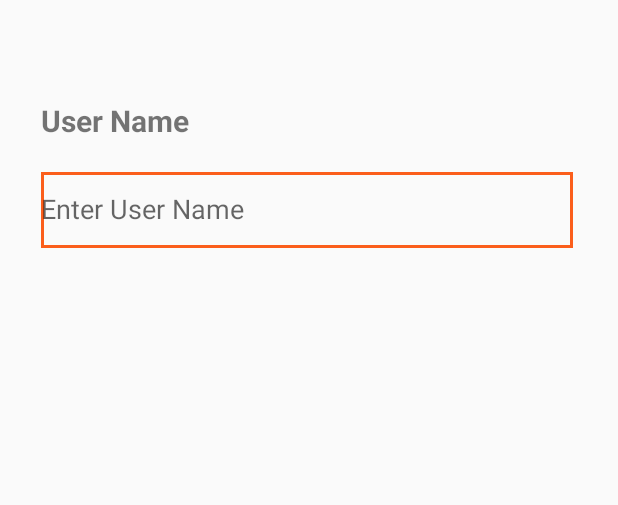
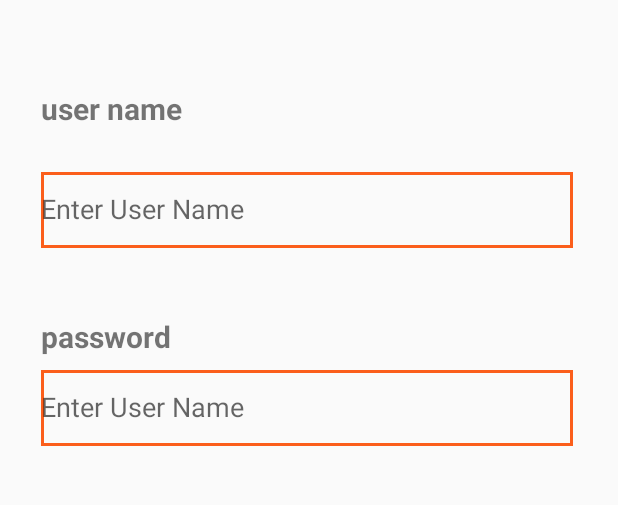
Before and after one commit to ManeeGitHubAccount/KiddoSafeCard, an Android app: the layout login.xml on its own in the app's theme, with its tools: preview values and no code run, on a phone screen of 412 x 824 dp, the part 318-823 px from its top. Run offline under Robolectric (Android 15) with nearby library versions, the phone set to English and light mode, and no system bars.

Commit message:
password

```diff
--- a/app/src/main/res/drawable/background_btn_1.xml
+++ b/app/src/main/res/drawable/background_btn_1.xml
@@ -2,8 +2,8 @@
 <selector xmlns:android="http://schemas.android.com/apk/res/android">
 <item>
     <shape android:shape="rectangle">
-        <corners android:radius="10dp"/>
-        <stroke android:width="1dp"/>
+        <corners android:radius="22dp"/>
+        <stroke android:color="#ffffff"/>
         <solid android:color="#FB5E1B"/>
 
     </shape>
--- a/app/src/main/res/drawable/edittext_background.xml
+++ b/app/src/main/res/drawable/edittext_background.xml
@@ -1,4 +1,4 @@
- <?xml version="1.0" encoding="utf-8"?>
+<?xml version="1.0" encoding="utf-8"?>
 <layer-list xmlns:android="http://schemas.android.com/apk/res/android">
     <item android:top="3dp" android:bottom="1dp" android:right="3dp">
         <shape android:shape="rectangle" >
--- a/app/src/main/res/layout/login.xml
+++ b/app/src/main/res/layout/login.xml
@@ -34,7 +34,7 @@
         android:id="@+id/textView2"
         android:layout_width="245dp"
         android:layout_height="33dp"
-        android:text="@string/user_name"
+        android:text="@string/Username"
         android:textSize="20sp"
         android:textStyle="bold"
         app:layout_constraintBottom_toTopOf="@+id/editTextText"
@@ -42,6 +42,33 @@
         app:layout_constraintHorizontal_bias="0.162"
         app:layout_constraintStart_toStartOf="parent"
         app:layout_constraintTop_toBottomOf="@+id/imageView"
-        app:layout_constraintVertical_bias="0.848" />
+        app:layout_constraintVertical_bias="0.278" />
+
+    <EditText
+        android:id="@+id/editTextText"
+        android:layout_width="357dp"
+        android:layout_height="54dp"
+        android:layout_marginTop="244dp"
+        android:background="@drawable/edittext_background"
+        android:ems="10"
+        android:hint="@string/enter_user_name"
+        android:inputType="textPersonName"
+        app:layout_constraintEnd_toEndOf="parent"
+        app:layout_constraintStart_toStartOf="parent"
+        app:layout_constraintTop_toBottomOf="@+id/imageView" />
+
+    <TextView
+        android:id="@+id/textView2"
+        android:layout_width="245dp"
+        android:layout_height="33dp"
+        android:text="@string/Password"
+        android:textSize="20sp"
+        android:textStyle="bold"
+        app:layout_constraintBottom_toTopOf="@+id/editTextText"
+        app:layout_constraintEnd_toEndOf="parent"
+        app:layout_constraintHorizontal_bias="0.162"
+        app:layout_constraintStart_toStartOf="parent"
+        app:layout_constraintTop_toBottomOf="@+id/imageView"
+        app:layout_constraintVertical_bias="1.0" />
 
 </androidx.constraintlayout.widget.ConstraintLayout>
--- a/app/src/main/res/values/strings.xml
+++ b/app/src/main/res/values/strings.xml
@@ -4,4 +4,6 @@
     <string name="img1">app logo</string>
     <string name="enter_user_name">Enter User Name</string>
     <string name="user_name">User Name</string>
+    <string name="Username">"user name "</string>
+    <string name="Password">password</string>
 </resources>
```
